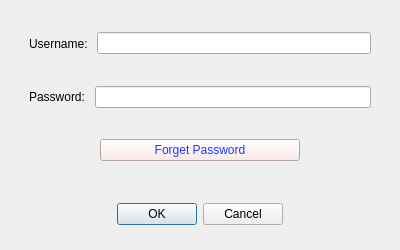
The window that ToDoListServer/login.ui (captain-moji/To_Do_List_Project) describes before a commit, drawn with Qt 5.
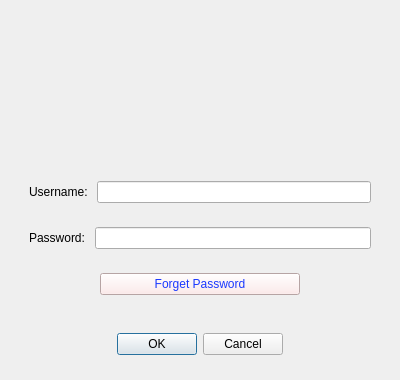
The same window after the commit. Icons and pictures are not drawn.

```diff
--- a/ToDoListServer/login.ui
+++ b/ToDoListServer/login.ui
@@ -7,7 +7,7 @@
     <x>0</x>
     <y>0</y>
     <width>400</width>
-    <height>250</height>
+    <height>380</height>
    </rect>
   </property>
   <property name="sizePolicy">
@@ -19,19 +19,32 @@
   <property name="minimumSize">
    <size>
     <width>400</width>
-    <height>250</height>
+    <height>380</height>
    </size>
   </property>
   <property name="maximumSize">
    <size>
     <width>16777215</width>
-    <height>250</height>
+    <height>380</height>
    </size>
   </property>
   <property name="windowTitle">
    <string>Dialog</string>
   </property>
   <layout class="QVBoxLayout" name="verticalLayout">
+   <item>
+    <widget class="QWidget" name="widget_5" native="true">
+     <property name="minimumSize">
+      <size>
+       <width>0</width>
+       <height>120</height>
+      </size>
+     </property>
+     <property name="styleSheet">
+      <string notr="true">image: url(:/log_in_page.png);</string>
+     </property>
+    </widget>
+   </item>
    <item>
     <widget class="QWidget" name="widget" native="true">
      <layout class="QVBoxLayout" name="verticalLayout_2">
```
